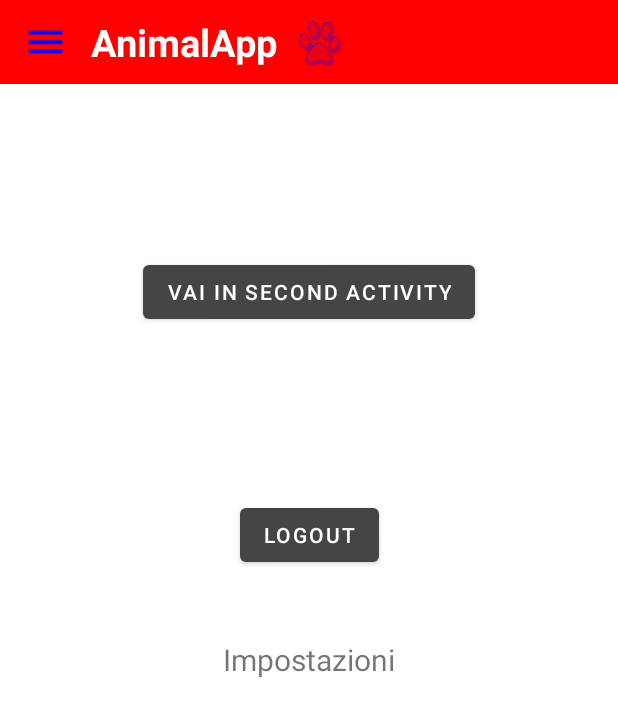
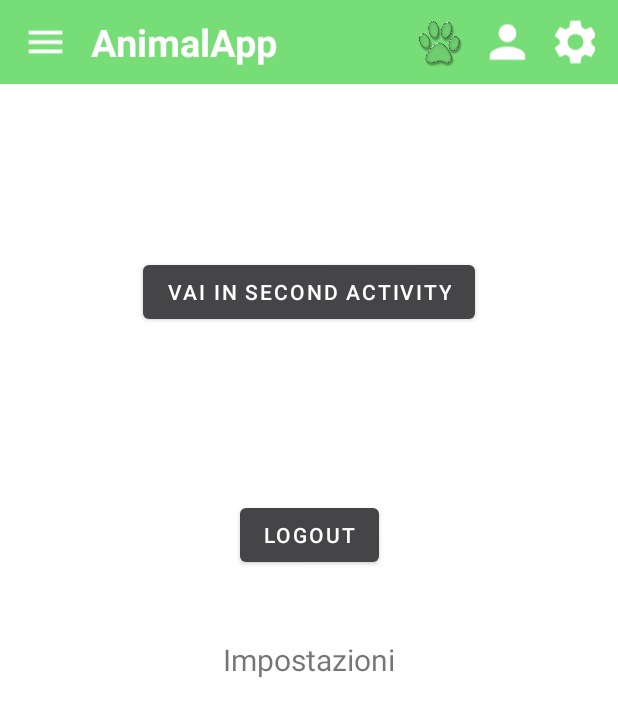
Before and after one commit to liscofran/AnimalApp, an Android app: the HomeActivity screen opened directly, with no data from a screen before it, on a phone screen of 412 x 824 dp. Shown: the top 716 px of the screen. Run offline under Robolectric (Android 15) with nearby library versions, the phone set to English and light mode, and no system bars; our stand-ins replace Firebase (no records; nobody signed in at launch, a user with empty details on screens opened directly), navigation-ui.

Commit message:
Navbar che funziona

```diff
--- a/app/build.gradle
+++ b/app/build.gradle
@@ -37,6 +37,8 @@ dependencies {
     implementation 'com.google.android.material:material:1.7.0'
     implementation 'com.google.firebase:firebase-auth:21.1.0'
     implementation 'com.google.firebase:firebase-analytics'
+    implementation 'androidx.navigation:navigation-fragment:2.5.3'
+    implementation 'androidx.navigation:navigation-ui:2.5.3'
     testImplementation 'junit:junit:4.13.2'
     androidTestImplementation 'androidx.test.ext:junit:1.1.4'
     androidTestImplementation 'androidx.test.espresso:espresso-core:3.5.0'
--- a/app/src/main/java/it/uniba/dib/sms22239/HomeActivity.java
+++ b/app/src/main/java/it/uniba/dib/sms22239/HomeActivity.java
@@ -73,41 +73,45 @@ public class HomeActivity extends AppCompatActivity {
 
         navigationView = findViewById(R.id.navigation_view);
         navigationView.setItemIconTintList(null);
-        NavController navController = Navigation.findNavController(this, R.id.navHostFragment);
-        NavigationUI.setupWithNavController(navigationView, navController);
-    }
-        /*
+        // NavController navController = Navigation.findNavController(this, R.id.navHostFragment);
+        // NavigationUI.setupWithNavController(navigationView, navController);
+
         navigationView.setNavigationItemSelectedListener(new NavigationView.OnNavigationItemSelectedListener() {
             @Override
-            public boolean onNavigationItemSelected(@NonNull MenuItem item) {
-                switch (item.getItemId()) {
-                    case R.id.profile:
-                        Toast.makeText(HomeActivity.this, "Gallery Selected", Toast.LENGTH_SHORT).show();
+            public boolean onNavigationItemSelected(@NonNull MenuItem item)
+            {
+                switch (item.getItemId())
+                {
+                    case R.id.search:
+                        Toast.makeText(HomeActivity.this, "Search Selected", Toast.LENGTH_SHORT).show();
                         break;
-                    case R.id.slideshow:
-                        Toast.makeText(HomeActivity.this, "Slideshow Selected", Toast.LENGTH_SHORT).show();
+                    case R.id.offerta:
+                        Intent navOfferta = new Intent(HomeActivity.this, Second_Activity.class);
+                        startActivity(navOfferta);
                         break;
                     case R.id.share:
                         Toast.makeText(HomeActivity.this, "Share Selected", Toast.LENGTH_SHORT).show();
                         break;
-                    case R.id.rate:
-                        Toast.makeText(HomeActivity.this, "Rate Selected", Toast.LENGTH_SHORT).show();
+                    case R.id.setting:
+                        Toast.makeText(HomeActivity.this, "Setting Selected", Toast.LENGTH_SHORT).show();
                         break;
-                    case R.id.privacy:
-                        Toast.makeText(HomeActivity.this, "Privacy Selected", Toast.LENGTH_SHORT).show();
+                    case R.id.lingua:
+                        Toast.makeText(HomeActivity.this, "Lingua Selected", Toast.LENGTH_SHORT).show();
                         break;
-                    case R.id.exit:
-                        Toast.makeText(HomeActivity.this, "Exit Selected", Toast.LENGTH_SHORT).show();
+                    case R.id.profile:
+                        Toast.makeText(HomeActivity.this, "Profile Selected", Toast.LENGTH_SHORT).show();
+                        break;
+                    case R.id.logout:
+                        logout();
+                        break;
+                    default:
                         break;
                 }
-
                 drawerLayout.closeDrawer(GravityCompat.START);
                 return true;
-
             }
         });
     }
-
     @Override
     public void onBackPressed() {
 
@@ -145,16 +149,6 @@ public class HomeActivity extends AppCompatActivity {
         return true;
     }
 
-    // azioni dei singoli item presenti nel file menu.xml
-    @Override
-    public boolean onOptionsItemSelected(@NonNull MenuItem item) {
-        if (item.getItemId() == android.R.id.home) {
-            drawerLayout.openDrawer(GravityCompat.START);
-            return true;
-        }
-        return true;
-    }
-*/
         @Override
         protected void onStart() {
             super.onStart();
@@ -172,30 +166,7 @@ public class HomeActivity extends AppCompatActivity {
         private void irMain() {
             Intent intent = new Intent(HomeActivity.this, MainActivity.class);
             startActivity(intent);
+            Toast.makeText(HomeActivity.this, "Logout effettuato con successo", Toast.LENGTH_SHORT).show();
             finish();
         }
 }
-/*
-    @Override
-    public boolean onOptionsItemSelected(@NonNull MenuItem item) {
-        switch (item.getItemId()) {
-            case R.id.offerta:
-                Intent navHome = new Intent(HomeActivity.this, Second_Activity.class);
-                startActivity(navHome);
-                return true;
-            case R.id.share:
-                Toast.makeText(this, "Condividi è stato premuto", Toast.LENGTH_SHORT).show();
-                break;
-            case R.id.setting:
-                Toast.makeText(this, "Impostazioni è stato premuto", Toast.LENGTH_SHORT).show();
-                break;
-            case R.id.home:
-                Toast.makeText(this, "Home è stato premuto", Toast.LENGTH_SHORT).show();
-                break;
-            case R.id.lingua:
-                Toast.makeText(this, "Lingua è stato premuto", Toast.LENGTH_SHORT).show();
-                break;
-        }
-        return super.onOptionsItemSelected(item);
-    }
-*/
--- a/app/src/main/java/it/uniba/dib/sms22239/Second_Activity.java
+++ b/app/src/main/java/it/uniba/dib/sms22239/Second_Activity.java
@@ -18,9 +18,6 @@ public class Second_Activity extends AppCompatActivity {
         super.onCreate(savedInstanceState);
         setContentView(R.layout.activity_second);
 
-        toolbar=findViewById(R.id.myToolBar);
-        setSupportActionBar(toolbar);
-
         ActionBar actionBar=getSupportActionBar();
         actionBar.setDisplayHomeAsUpEnabled(true);
 
--- a/app/src/main/res/layout/activity_home.xml
+++ b/app/src/main/res/layout/activity_home.xml
@@ -20,18 +20,16 @@
             android:orientation="horizontal"
             android:paddingStart="15dp"
             android:paddingEnd="15dp"
-            android:background="@color/red"
+            android:background="@color/green"
             app:layout_constraintTop_toTopOf="parent">
 
             <ImageView
                 android:id="@+id/imageMenu"
                 android:layout_width="30dp"
                 android:layout_height="45dp"
-
                 android:layout_gravity="center_vertical"
                 android:contentDescription="@string/app_name"
-                android:src="@drawable/ic_menu"
-                app:tint="@color/blu"/>
+                android:src="@drawable/ic_menu" />
 
             <TextView
                 android:id="@+id/textTitle"
@@ -48,11 +46,25 @@
                 android:id="@+id/imageHome"
                 android:layout_width="35dp"
                 android:layout_height="45dp"
+                android:layout_gravity="center_vertical"
+                android:layout_marginLeft="90dp"
+                android:src="@drawable/animal_logo" />
+
+            <ImageView
+                android:id="@+id/imageprofile"
+                android:layout_width="35dp"
+                android:layout_height="45dp"
                 android:layout_marginLeft="10dp"
                 android:layout_gravity="center_vertical"
-                android:contentDescription="@string/app_name"
-                android:src="@drawable/animal_logo"
-                app:tint="@color/blu"/>
+                android:src="@drawable/ic_profile"/>
+
+            <ImageView
+                android:id="@+id/imageimpostazioni"
+                android:layout_width="35dp"
+                android:layout_height="45dp"
+                android:layout_marginLeft="10dp"
+                android:layout_gravity="center_vertical"
+                android:src="@drawable/ic_baseline_settings_24"/>
 
 
         </LinearLayout>
```
Lines whose indentation alone changed are shown as unchanged.
